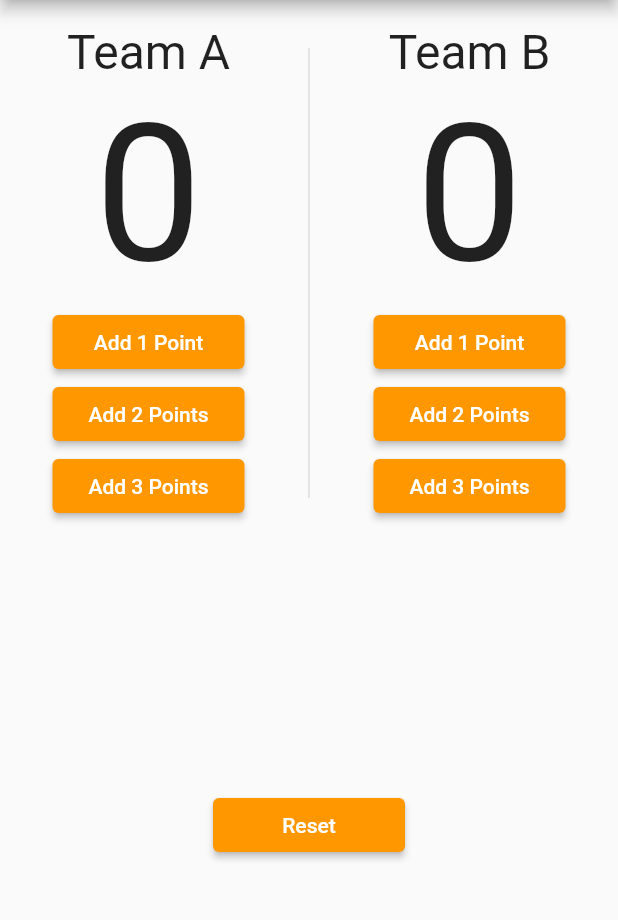
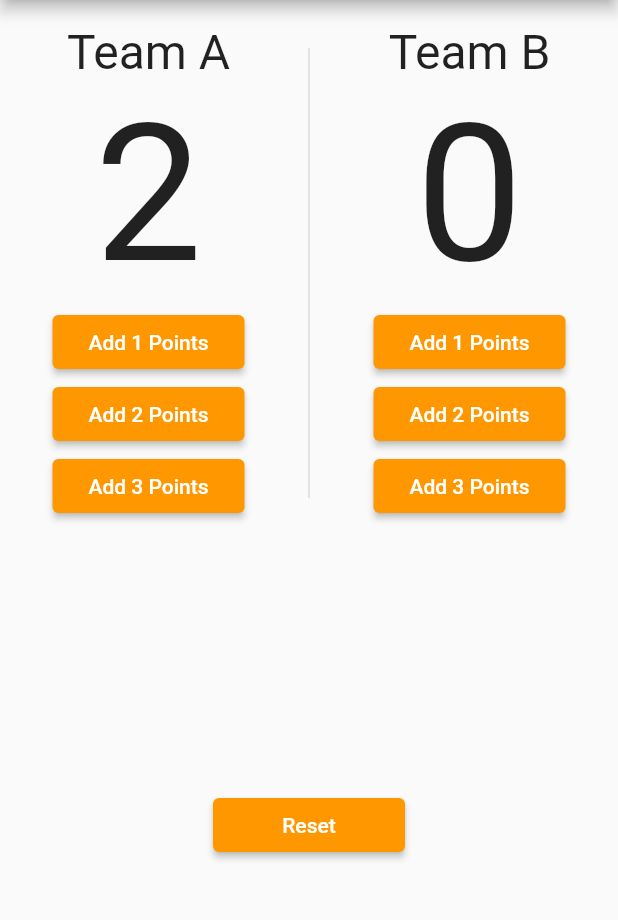
Before and after one commit to FadyFawzyOfficial/points_counter, a Flutter app: the screen it shows after launch, after a tap on "Add 2 Points", on a phone screen of 412 x 824 dp, the part 84-1004 px from its top. Run offline on Flutter 3.47's test engine with Material 2 defaults, Android fonts, the phone set to English and light mode, and no system bars.

Commit message:
5. Use Stateful Widget to Update the Screen State (Data) & Split Widget to be Reusable

```diff
--- a/lib/main.dart
+++ b/lib/main.dart
@@ -2,8 +2,16 @@ import 'package:flutter/material.dart';
 
 void main() => runApp(const App());
 
-class App extends StatelessWidget {
+class App extends StatefulWidget {
   const App({super.key});
+
+  @override
+  State<App> createState() => _AppState();
+}
+
+class _AppState extends State<App> {
+  var teamAScore = 0;
+  var teamBScore = 0;
 
   @override
   Widget build(context) {
@@ -20,20 +28,38 @@ class App extends StatelessWidget {
           padding: const EdgeInsets.symmetric(vertical: 16),
           child: Column(
             children: [
-              const Row(
+              Row(
                 mainAxisAlignment: MainAxisAlignment.spaceEvenly,
                 children: [
-                  ScoreCounter(name: 'Team A'),
-                  SizedBox(
+                  ScoreCounter(
+                    name: 'Team A',
+                    score: teamAScore,
+                    add1Point: () => setState(() => teamAScore++),
+                    add2Points: () => setState(() => teamAScore += 2),
+                    add3Points: () => setState(() => teamAScore += 3),
+                  ),
+                  const SizedBox(
                     height: 300,
                     child: VerticalDivider(thickness: 1),
                   ),
-                  ScoreCounter(name: 'Team B'),
+                  ScoreCounter(
+                    name: 'Team B',
+                    score: teamBScore,
+                    add1Point: () => setState(() => teamBScore++),
+                    add2Points: () => setState(() => teamBScore += 2),
+                    add3Points: () => setState(() => teamBScore += 3),
+                  ),
                 ],
               ),
               Expanded(
                 child: Center(
-                  child: MainElevatedButton(label: 'Reset', onPressed: () {}),
+                  child: MainElevatedButton(
+                    label: 'Reset',
+                    onPressed: () => setState(() {
+                      teamAScore = 0;
+                      teamBScore = 0;
+                    }),
+                  ),
                 ),
               )
             ],
@@ -46,8 +72,19 @@ class App extends StatelessWidget {
 
 class ScoreCounter extends StatelessWidget {
   final String name;
+  final int score;
+  final VoidCallback add1Point;
+  final VoidCallback add2Points;
+  final VoidCallback add3Points;
 
-  const ScoreCounter({super.key, required this.name});
+  const ScoreCounter({
+    super.key,
+    required this.name,
+    required this.score,
+    required this.add1Point,
+    required this.add2Points,
+    required this.add3Points,
+  });
 
   @override
   Widget build(BuildContext context) {
@@ -57,21 +94,21 @@ class ScoreCounter extends StatelessWidget {
           name,
           style: const TextStyle(fontSize: 32),
         ),
-        const Text(
-          '0',
-          style: TextStyle(fontSize: 128),
+        Text(
+          '$score',
+          style: const TextStyle(fontSize: 128),
         ),
         MainElevatedButton(
-          label: 'Add 1 Point',
-          onPressed: () {},
+          points: 1,
+          onPressed: add1Point,
         ),
         MainElevatedButton(
-          label: 'Add 2 Points',
-          onPressed: () {},
+          points: 2,
+          onPressed: add2Points,
         ),
         MainElevatedButton(
-          label: 'Add 3 Points',
-          onPressed: () {},
+          points: 3,
+          onPressed: add3Points,
         ),
       ],
     );
@@ -79,12 +116,14 @@ class ScoreCounter extends StatelessWidget {
 }
 
 class MainElevatedButton extends StatelessWidget {
-  final String label;
+  final String? label;
+  final int? points;
   final VoidCallback onPressed;
 
   const MainElevatedButton({
     super.key,
-    required this.label,
+    this.label,
+    this.points,
     required this.onPressed,
   });
 
@@ -93,7 +132,7 @@ class MainElevatedButton extends StatelessWidget {
     return ElevatedButton(
       style: ElevatedButton.styleFrom(fixedSize: const Size.fromWidth(128)),
       onPressed: onPressed,
-      child: Text(label),
+      child: Text(label ?? 'Add $points Points'),
     );
   }
 }
```
